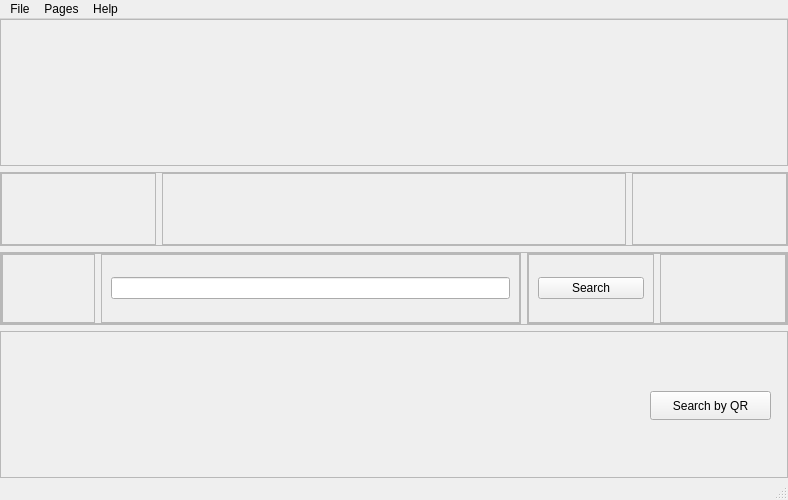
This is main_menu.ui in laurenesco/ToolBuddy-Inventory-Management-System as Qt 5 draws it before an edit. The edited form follows.
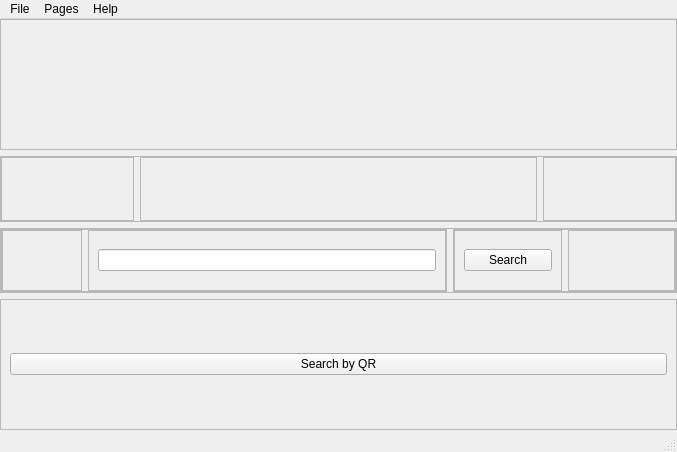
This is the edited form. Icons and pictures are not drawn.

What changed in the file:
```diff
--- a/main_menu.ui
+++ b/main_menu.ui
@@ -6,8 +6,8 @@
    <rect>
     <x>0</x>
     <y>0</y>
-    <width>788</width>
-    <height>500</height>
+    <width>677</width>
+    <height>452</height>
    </rect>
   </property>
   <property name="windowTitle">
@@ -163,8 +163,8 @@
             <property name="frameShadow">
              <enum>QFrame::Raised</enum>
             </property>
-            <layout class="QGridLayout" name="gridLayout_2">
-             <item row="0" column="0">
+            <layout class="QVBoxLayout" name="verticalLayout_4">
+             <item>
               <widget class="QLineEdit" name="lineEdit"/>
              </item>
             </layout>
@@ -202,8 +202,8 @@
             <property name="frameShadow">
              <enum>QFrame::Raised</enum>
             </property>
-            <layout class="QGridLayout" name="gridLayout">
-             <item row="0" column="0">
+            <layout class="QVBoxLayout" name="verticalLayout_3">
+             <item>
               <widget class="QPushButton" name="searchButton">
                <property name="text">
                 <string>Search</string>
@@ -237,19 +237,15 @@
       <property name="frameShadow">
        <enum>QFrame::Raised</enum>
       </property>
+      <layout class="QVBoxLayout" name="verticalLayout_2">
+       <item>
       <widget class="QPushButton" name="qrPageButton">
-       <property name="geometry">
-        <rect>
-         <x>650</x>
-         <y>60</y>
-         <width>121</width>
-         <height>29</height>
-        </rect>
-       </property>
        <property name="text">
         <string>Search by QR</string>
        </property>
       </widget>
+       </item>
+      </layout>
      </widget>
     </item>
    </layout>
@@ -259,7 +255,7 @@
     <rect>
      <x>0</x>
      <y>0</y>
-     <width>788</width>
+     <width>677</width>
      <height>25</height>
     </rect>
    </property>
```
Lines whose indentation alone changed are shown as unchanged.
